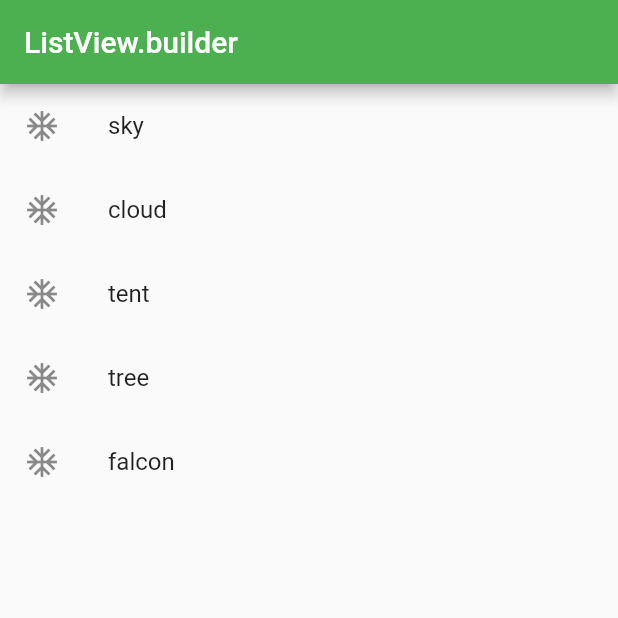
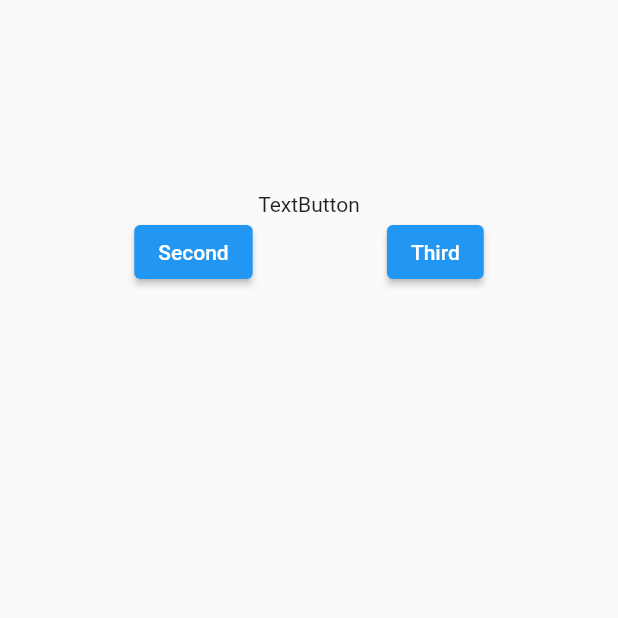
Before and after one commit to harmo00ny/flutter_firebase_sample, a Flutter app: the screen it shows after launch, on a phone screen of 412 x 824 dp, the top half of it. Run offline on Flutter 3.47's test engine with Material 2 defaults, Android fonts, the phone set to English and light mode, and no system bars.

Commit message:
複数の画面のアプリを作る雛形の作成

```diff
--- /dev/null
+++ b/lib/home_route.dart
@@ -0,0 +1,35 @@
+import 'package:flutter/cupertino.dart';
+import 'package:flutter/material.dart';
+
+class HomeRoute extends StatelessWidget {
+  @override
+  Widget build(BuildContext context) {
+    return Scaffold(
+      body: Column(
+        children: <Widget>[
+          Container(
+            padding: EdgeInsets.only(top: 128),
+            child: Text("TextButton"),
+          ),
+          Row(
+            mainAxisAlignment: MainAxisAlignment.spaceEvenly,
+            children: <Widget>[
+              ElevatedButton(
+                child: Text("Second"),
+                onPressed: () {
+                  Navigator.pushNamed(context, '/second');
+                },
+              ),
+              ElevatedButton(
+                onPressed: () {
+                  Navigator.pushNamed(context, '/third');
+                },
+                child: Text('Third'),
+              ),
+            ],
+          )
+        ],
+      ),
+    );
+  }
+}
--- a/lib/main.dart
+++ b/lib/main.dart
@@ -1,43 +1,16 @@
 import 'package:flutter/material.dart';
+import 'package:flutter_firebase_sample/second_route.dart';
+import 'package:flutter_firebase_sample/third_route.dart';
 
-void main() => runApp(MyApp());
+import 'home_route.dart';
 
-class MyApp extends StatelessWidget {
-  @override
-  Widget build(BuildContext context) {
-    return new MaterialApp(
-      title: "ListView.builder",
-      theme: new ThemeData(primarySwatch: Colors.green),
-      debugShowCheckedModeBanner: false,
-      home: new ListViewBuilder(),
-    );
-  }
+void main() {
+  runApp(MaterialApp(
+    initialRoute: '/',
+    routes: {
+      '/': (context) => HomeRoute(),
+      '/second': (context) => SecondRoute(),
+      '/third': (context) => ThirdRoute(),
+    },
+  ));
 }
-
-class ListViewBuilder extends StatelessWidget {
-  final List<String> words = [
-    'sky',
-    'cloud',
-    'tent',
-    'tree',
-    'falcon',
-  ];
-
-  @override
-  Widget build(BuildContext context) {
-    return Scaffold(
-      appBar: AppBar(title: Text("ListView.builder")),
-      body: ListView.builder(
-          itemCount: words.length,
-          itemBuilder: (BuildContext context, int index) {
-            return ListTile(
-              leading: Icon(Icons.ac_unit),
-              title: Text(words[index]),
-              onTap: () {
-                print("aaaddd");
-              },
-            );
-          }),
-    );
-  }
-}
```
Also changed, not shown: lib/second_route.dart (added, +22 -0 lines), lib/third_route.dart (added, +13 -0 lines).
